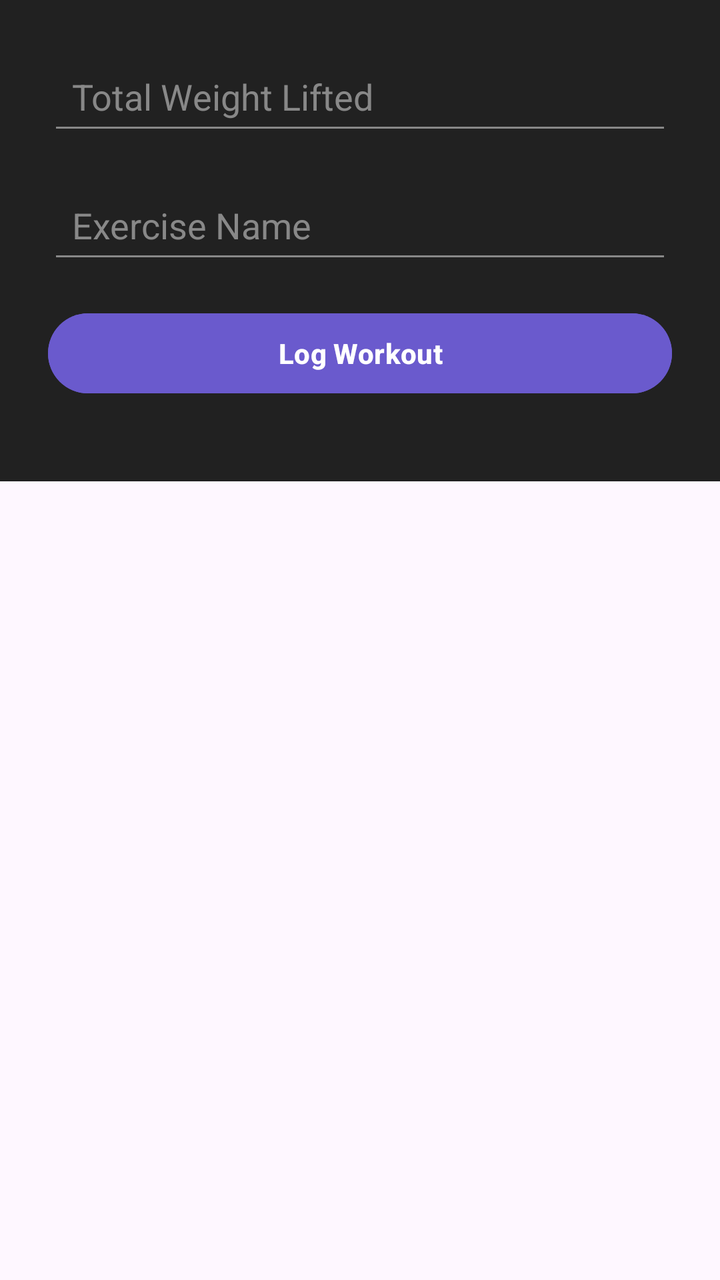
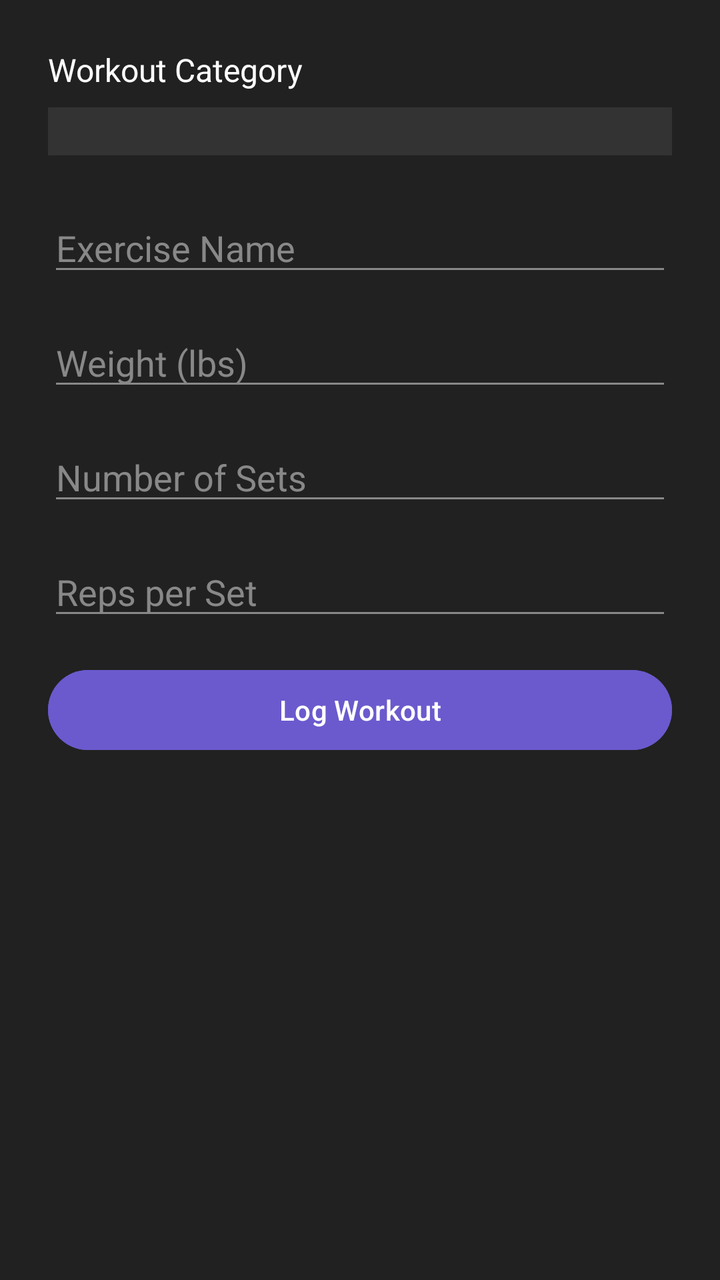

Two renders of the same Android screen: before a commit and after it. Below are the layout's source before the change and the commit's diff.
<!-- AndroidManifest.xml: application theme Theme.AndroidExample -->
<!-- res/layout/activity_log_workout.xml -->
<?xml version="1.0" encoding="utf-8"?>
<ScrollView xmlns:android="http://schemas.android.com/apk/res/android"
    android:layout_width="match_parent"
    android:layout_height="match_parent">

    <LinearLayout
        android:layout_width="match_parent"
        android:layout_height="wrap_content"
        android:orientation="vertical"
        android:padding="24dp"
        android:background="#212121">

        
        <EditText
            android:id="@+id/total_weight_edt"
            android:layout_width="match_parent"
            android:layout_height="wrap_content"
            android:hint="Total Weight Lifted"
            android:inputType="numberDecimal"
            android:padding="12dp"
            android:textColor="#FFFFFF"
            android:textColorHint="#888888"
            android:backgroundTint="#888888"
            android:layout_marginBottom="16dp" />

        
        <EditText
            android:id="@+id/exercise_name_edt"
            android:layout_width="match_parent"
            android:layout_height="wrap_content"
            android:hint="Exercise Name"
            android:inputType="text"
            android:padding="12dp"
            android:textColor="#FFFFFF"
            android:textColorHint="#888888"
            android:backgroundTint="#888888"
            android:layout_marginBottom="16dp" />

        
        <Button
            android:id="@+id/log_workout_btn"
            android:layout_width="match_parent"
            android:layout_height="wrap_content"
            android:text="Log Workout"
            android:textColor="#FFFFFF"
            android:backgroundTint="#6A5ACD"
            android:textStyle="bold"
            android:layout_marginBottom="16dp" />
    </LinearLayout>
</ScrollView>
<!-- resources referenced by this layout -->
<resources>
  <style name="Theme.AndroidExample" parent="Base.Theme.AndroidExample" />
  <style name="Base.Theme.AndroidExample" parent="Theme.Material3.DayNight.NoActionBar">
          
          
      </style>
</resources>

<!-- the commit's change to res/layout/activity_log_workout.xml (unified diff, before → after) -->
@@ -1,27 +1,31 @@
 <?xml version="1.0" encoding="utf-8"?>
 <ScrollView xmlns:android="http://schemas.android.com/apk/res/android"
     android:layout_width="match_parent"
-    android:layout_height="match_parent">
+    android:layout_height="match_parent"
+    android:background="#212121">
 
     <LinearLayout
         android:layout_width="match_parent"
         android:layout_height="wrap_content"
         android:orientation="vertical"
-        android:padding="24dp"
-        android:background="#212121">
+        android:padding="24dp">
 
         
-        <EditText
-            android:id="@+id/total_weight_edt"
+        <TextView
             android:layout_width="match_parent"
             android:layout_height="wrap_content"
-            android:hint="Total Weight Lifted"
-            android:inputType="numberDecimal"
+            android:text="Workout Category"
+            android:textColor="#FFFFFF"
+            android:textSize="16sp"
+            android:layout_marginBottom="8dp"/>
+
+        <Spinner
+            android:id="@+id/category_spinner"
+            android:layout_width="match_parent"
+            android:layout_height="wrap_content"
+            android:background="#333333"
             android:padding="12dp"
-            android:textColor="#FFFFFF"
-            android:textColorHint="#888888"
-            android:backgroundTint="#888888"
-            android:layout_marginBottom="16dp" />
+            android:layout_marginBottom="24dp"/>
 
         
         <EditText
@@ -30,11 +34,46 @@
             android:layout_height="wrap_content"
             android:hint="Exercise Name"
             android:inputType="text"
-            android:padding="12dp"
             android:textColor="#FFFFFF"
             android:textColorHint="#888888"
             android:backgroundTint="#888888"
-            android:layout_marginBottom="16dp" />
+            android:layout_marginBottom="16dp"/>
+
+        
+        <EditText
+            android:id="@+id/weight_edt"
+            android:layout_width="match_parent"
+            android:layout_height="wrap_content"
+            android:hint="Weight (lbs)"
+            android:inputType="numberDecimal"
+            android:textColor="#FFFFFF"
+            android:textColorHint="#888888"
+            android:backgroundTint="#888888"
+            android:layout_marginBottom="16dp"/>
+
+        
+        <EditText
+            android:id="@+id/sets_edt"
+            android:layout_width="match_parent"
+            android:layout_height="wrap_content"
+            android:hint="Number of Sets"
+            android:inputType="number"
+            android:textColor="#FFFFFF"
+            android:textColorHint="#888888"
+            android:backgroundTint="#888888"
+            android:layout_marginBottom="16dp"/>
+
+        
+        <EditText
+            android:id="@+id/reps_edt"
+            android:layout_width="match_parent"
+            android:layout_height="wrap_content"
+            android:hint="Reps per Set"
+            android:inputType="number"
+            android:textColor="#FFFFFF"
+            android:textColorHint="#888888"
+            android:backgroundTint="#888888"
+            android:layout_marginBottom="16dp"/>
 
         
         <Button
@@ -43,8 +82,7 @@
             android:layout_height="wrap_content"
             android:text="Log Workout"
             android:textColor="#FFFFFF"
-            android:backgroundTint="#6A5ACD"
-            android:textStyle="bold"
-            android:layout_marginBottom="16dp" />
+            android:backgroundTint="#6A5ACD"/>
+
     </LinearLayout>
 </ScrollView>
